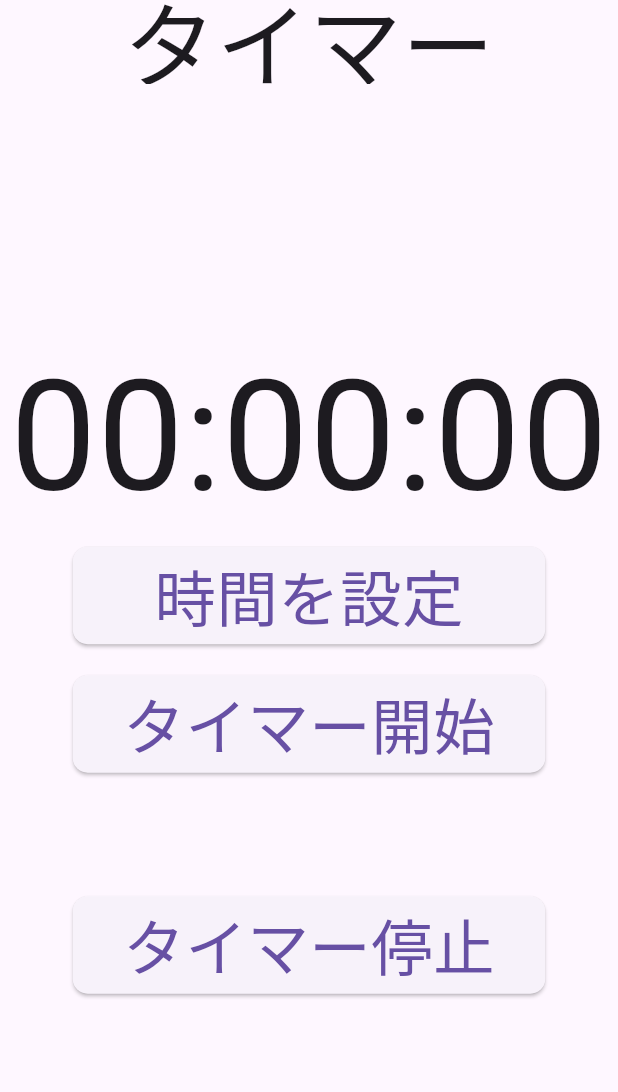
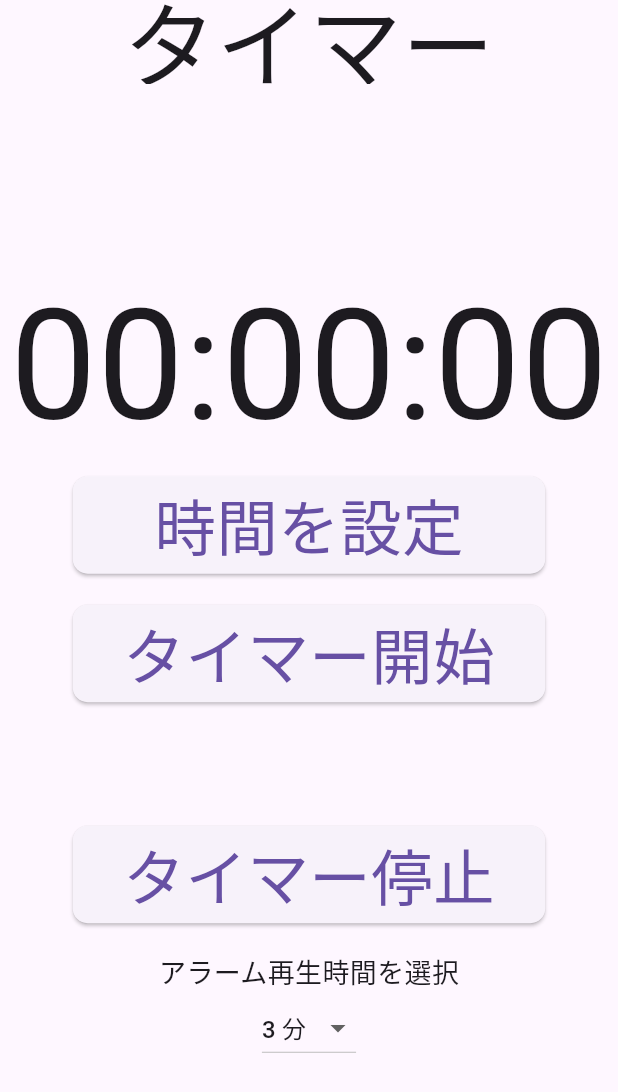
Before and after one commit to bigbenbigben/flutter_timer_app, a Flutter app: the screen it shows after launch, after a tap on "タイマー開始", on a phone screen of 412 x 824 dp. Shown: the top 1092 px of the screen. Run offline on Flutter 3.47's test engine with Material 3 defaults, Android fonts, the phone set to English and light mode, and no system bars; our stand-ins replace audioplayers.

Commit message:
アラーム再生を期間にして選択可能に、なぜかSEが出ない

```diff
--- a/lib/main.dart
+++ b/lib/main.dart
@@ -52,14 +52,15 @@
   late AudioPlayer _audioPlayer;
   // int _seconds = 0;
   bool _isRunning = false;
-  // bool _buttonCooldown = false; // ボタンが押されるのを制御するフラグ
-  int _alarmCount = 5; // アラームを鳴らす回数
+
+  // SEを鳴らす時間の選択肢とデフォルトの設定
+  int _selectedPlayDuration = 3; // デフォルトは3分
 
   @override
   void initState() {
     super.initState();
     final _audioPlayer = AudioPlayer();
-    _audioPlayer.setPlayerMode(PlayerMode.lowLatency);
+    // _audioPlayer.setPlayerMode(PlayerMode.lowLatency);
   }
 
   @override
@@ -70,14 +71,16 @@
 
   void _playClickSound() async {
     try {
-      logger.info('Start SE setting');
-      // await _audioPlayer.setSource(AssetSource('assets/sounds/se.mp3'));
-      // _audioPlayer.play(AssetSource('assets/sounds/se.mp3'));
-      for (int i = 0; i < _alarmCount; i++) {
+      int playDuration = _selectedPlayDuration * 60; // 秒単位に変換
+      int elapsed = 0;
+
+      await _audioPlayer.play(AssetSource('sounds/se.mp3'));
+      await Future.delayed(Duration(seconds: 3)); // 再生が終わるまで待機
+      while (elapsed < playDuration) {
         _audioPlayer.seek(Duration.zero);
         await _audioPlayer.play(AssetSource('sounds/se.mp3'));
-        // _audioPlayer.resume();
-        await Future.delayed(Duration(seconds: 3)); // アラームが鳴り終わるまで少し待つ
+        await Future.delayed(Duration(seconds: 3)); // 再生が終わるまで待機
+        elapsed += 3;
       }
     } catch (e) {
       print('Error playing audio: $e');
@@ -95,9 +98,7 @@
           _isRunning = true;
         } else {
           _timer!.cancel();
-          if (_isRunning != false)
-          {
-            _isRunning = false;
+          if (_isRunning != false) {
             _playClickSound(); // タイマーがゼロになったらアラームを再生
           }
         }
@@ -317,9 +318,43 @@
                 ),
               ),
             ),
+            SizedBox(height: 20),
+            // SE再生時間の選択UI
+            Text("アラーム再生時間を選択", style: TextStyle(fontSize: 18)),
+            DropdownButton<int>(
+              value: _selectedPlayDuration,
+              items: [1, 3, 5, 10].map((value) {
+                return DropdownMenuItem<int>(
+                  value: value,
+                  child: Text("$value 分"),
+                );
+              }).toList(),
+              onChanged: (newValue) {
+                setState(() {
+                  _selectedPlayDuration = newValue!;
+                });
+              },
+            ),
           ],
         ),
       ),
     );
+        // ),
+        //     SizedBox(height: 20),
+        //     // SE再生時間の選択UI
+        //     Text("アラーム再生時間を選択", style: TextStyle(fontSize: 18)),
+        //     DropdownButton<int>(
+        //       value: _selectedPlayDuration,
+        //       items: [1, 3, 5, 10].map((value) {
+        //         return DropdownMenuItem<int>(
+        //           value: value,
+        //           child: Text("$value 分"),
+        //         );
+        //       }).toList(),
+        //       onChanged: (newValue) {
+        //         setState(() {
+        //           _selectedPlayDuration = newValue!;
+        //         });
+        //       },
   }
 }
```
